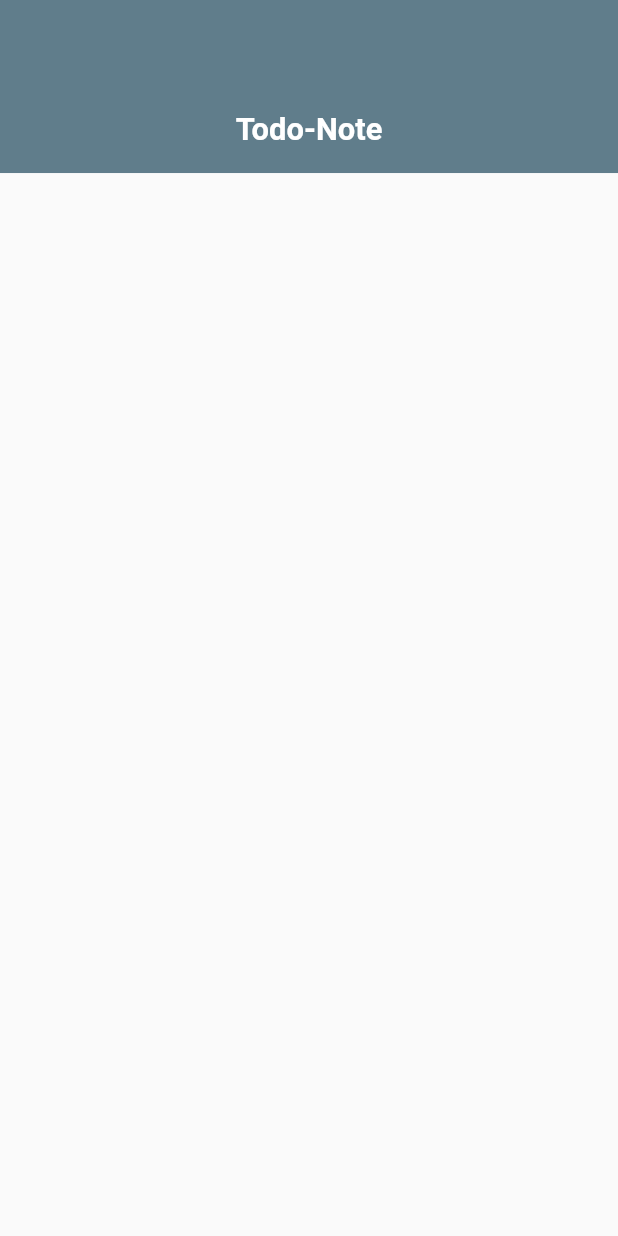
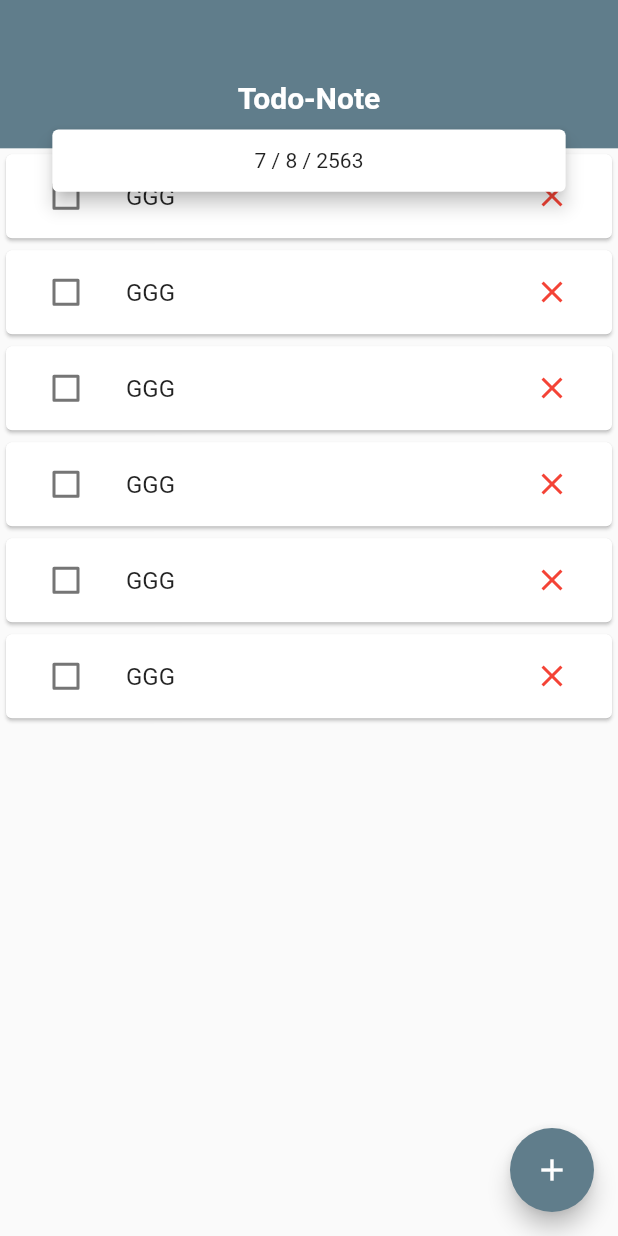
Before and after one commit to PattaraponLertratananont/todonote, a Flutter app: the screen it shows after launch, on a phone screen of 412 x 824 dp. Run offline on Flutter 3.47's test engine with Material 2 defaults, Android fonts, the phone set to English and light mode, and no system bars.

Commit message:
create add page || add route || pass argument(isDone, toppic) to add page

```diff
--- a/lib/main.dart
+++ b/lib/main.dart
@@ -1,4 +1,6 @@
 import 'package:flutter/material.dart';
+import 'package:todonote/add.dart';
+import 'package:todonote/widgets/list_todo.dart';
 
 void main() {
   runApp(MyApp());
@@ -17,6 +19,7 @@ class MyApp extends StatelessWidget {
       initialRoute: '/',
       routes: {
         '/': (context) => HomePage(),
+        '/add': (context) => AddTodo(),
       },
     );
   }
@@ -30,26 +33,66 @@ class HomePage extends StatefulWidget {
 }
 
 class _HomePageState extends State<HomePage> {
+  String date = DateTime.now().day.toString() + ' / ' + DateTime.now().month.toString() + ' / ' + (DateTime.now().year + 543).toString();
   @override
   Widget build(BuildContext context) {
     return Scaffold(
       body: Container(
-        child: Column(
+        width: MediaQuery.of(context).size.width,
+        child: Stack(
+          alignment: Alignment.center,
+          children: [
+            Column(
+              crossAxisAlignment: CrossAxisAlignment.center,
               children: [
                 Container(
                   color: Theme.of(context).primaryColor,
                   width: MediaQuery.of(context).size.width,
-              height: MediaQuery.of(context).size.height * 0.14,
-              padding: EdgeInsets.only(top: MediaQuery.of(context).size.height * 0.09),
+                  height: MediaQuery.of(context).size.height * 0.12,
+                  padding: EdgeInsets.only(top: MediaQuery.of(context).size.height * 0.065),
                   child: Text(
                     'Todo-Note',
                     textAlign: TextAlign.center,
-                style: TextStyle(color: Colors.white, fontWeight: FontWeight.w600, fontSize: MediaQuery.of(context).size.width * 0.05),
+                    style: TextStyle(
+                      color: Colors.white,
+                      fontWeight: FontWeight.w600,
+                      fontSize: 20,
+                    ),
+                  ),
+                ),
+                Expanded(
+                  child: ListView.builder(
+                    itemCount: 6,
+                    itemBuilder: (context, index) {
+                      return ListTodo(
+                        isDone: false,
+                        toppic: 'GGG',
+                      );
+                    },
+                  ),
+                ),
+              ],
+            ),
+            Positioned(
+              width: MediaQuery.of(context).size.width * 0.85,
+              height: MediaQuery.of(context).size.height * 0.06,
+              top: MediaQuery.of(context).size.height * 0.1,
+              child: Card(
+                elevation: 5,
+                child: Container(
+                  alignment: Alignment.center,
+                  child: Text(date),
+                ),
               ),
             ),
           ],
         ),
       ),
+      floatingActionButton: FloatingActionButton(
+        child: Icon(Icons.add),
+        backgroundColor: Theme.of(context).primaryColor,
+        onPressed: () => Navigator.of(context).pushNamed('/add'),
+      ),
     );
   }
 }
--- /dev/null
+++ b/lib/widgets/list_todo.dart
@@ -0,0 +1,45 @@
+import 'package:flutter/material.dart';
+
+class ListTodo extends StatefulWidget {
+  final bool isDone;
+  final String toppic;
+  const ListTodo({Key key, this.isDone, this.toppic}) : super(key: key);
+
+  @override
+  _ListTodoState createState() => _ListTodoState();
+}
+
+class _ListTodoState extends State<ListTodo> {
+  bool isDone;
+  @override
+  void initState() {
+    isDone = widget.isDone;
+    super.initState();
+  }
+
+  @override
+  Widget build(BuildContext context) {
+    return Card(
+      child: ListTile(
+        leading: Checkbox(
+          value: isDone,
+          onChanged: (value) {
+            setState(() {
+              isDone = value;
+            });
+          },
+        ),
+        title: Text(widget.toppic),
+        trailing: IconButton(
+          splashRadius: 20.0,
+          highlightColor: Colors.transparent,
+          icon: Icon(
+            Icons.close,
+            color: Colors.red,
+          ),
+          onPressed: () {},
+        ),
+      ),
+    );
+  }
+}
```
Also changed, not shown: lib/add.dart (added, +49 -0 lines). Lines whose indentation alone changed are shown as unchanged.
